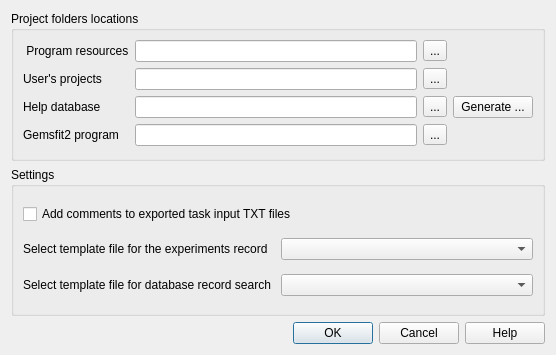
Above: gfshell2/dialogs/PreferencesDialog.ui from gemshub/gemsfits before the change. Below: the same form after it.
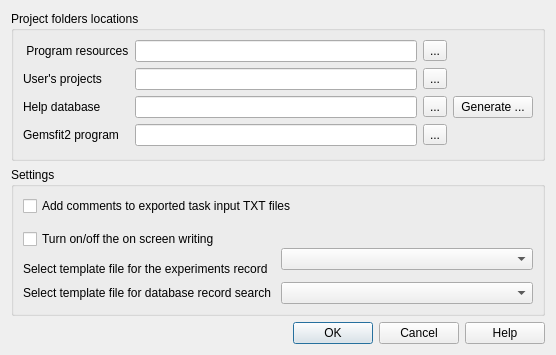
That is the form after the change. Icons and pictures are not drawn.

Commit message: Option to turn off/on the on screen writing  fitting runs.

```diff
--- a/gfshell2/dialogs/PreferencesDialog.ui
+++ b/gfshell2/dialogs/PreferencesDialog.ui
@@ -108,20 +108,6 @@
       <string>Settings</string>
      </property>
      <layout class="QGridLayout" name="gridLayout_2">
-      <item row="2" column="0">
-       <widget class="QLabel" name="label_6">
-        <property name="text">
-         <string>Select template file for database record search</string>
-        </property>
-       </widget>
-      </item>
-      <item row="1" column="0">
-       <widget class="QLabel" name="label_4">
-        <property name="text">
-         <string>Select template file for the experiments record</string>
-        </property>
-       </widget>
-      </item>
       <item row="0" column="0" colspan="2">
        <widget class="QCheckBox" name="commentsBox">
         <property name="text">
@@ -129,10 +115,31 @@
         </property>
        </widget>
       </item>
-      <item row="1" column="1">
+      <item row="1" column="0" rowspan="2" colspan="2">
+       <widget class="QCheckBox" name="turnoff">
+        <property name="text">
+         <string>Turn on/off the on screen writing</string>
+        </property>
+       </widget>
+      </item>
+      <item row="2" column="1" rowspan="2">
        <widget class="QComboBox" name="experimentsBox"/>
       </item>
-      <item row="2" column="1">
+      <item row="3" column="0">
+       <widget class="QLabel" name="label_4">
+        <property name="text">
+         <string>Select template file for the experiments record</string>
+        </property>
+       </widget>
+      </item>
+      <item row="4" column="0">
+       <widget class="QLabel" name="label_6">
+        <property name="text">
+         <string>Select template file for database record search</string>
+        </property>
+       </widget>
+      </item>
+      <item row="4" column="1">
        <widget class="QComboBox" name="searchBox"/>
       </item>
      </layout>
```
The commit also changes 3 other files.
